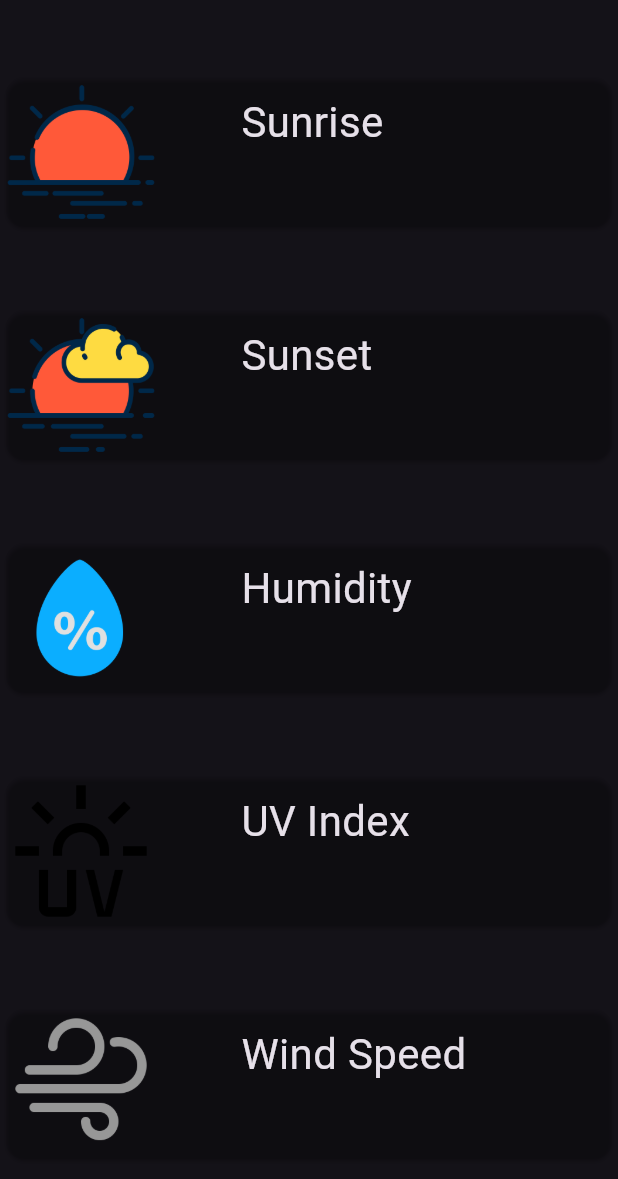
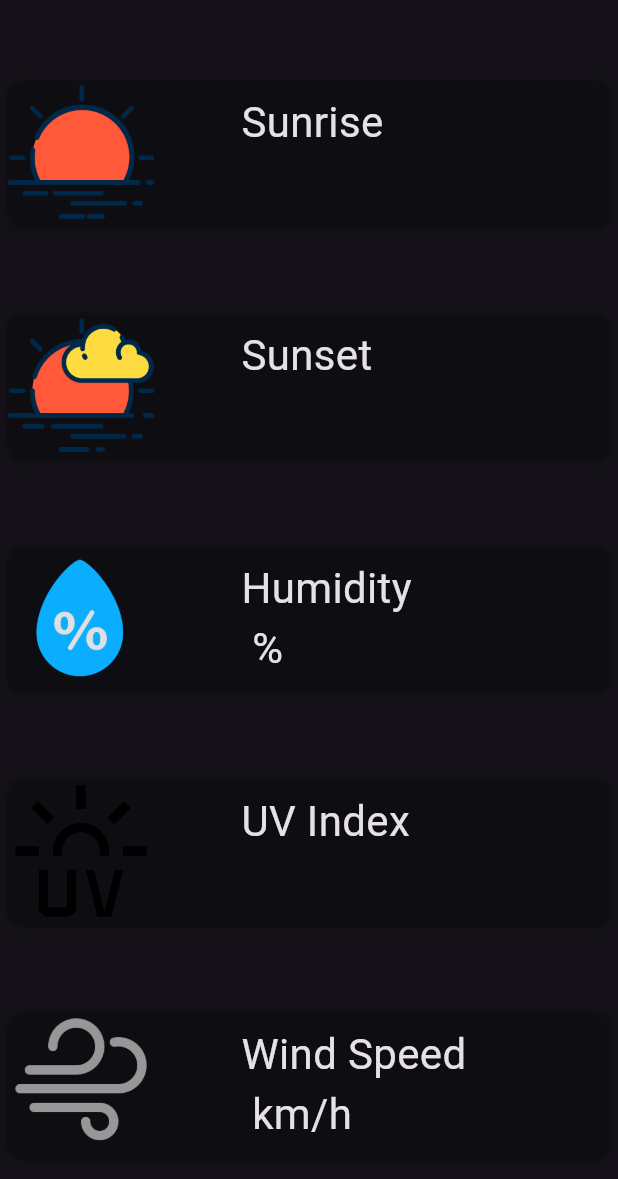
Before and after one commit to eraserpencilpen/weatherforecast, a Flutter app: the MiscPage widget shown alone on an empty page, opened directly with empty values, on a phone screen of 412 x 824 dp. Shown: the top 1179 px of the screen. Run offline on Flutter 3.47's test engine with Material 3 defaults, Android fonts, the phone set to English and light mode, and no system bars; our stand-ins replace geolocator, google_fonts; Roboto replaces fonts that are missing (Dosis).

Commit message:
Added units for some parameters

```diff
--- a/weather/lib/home.dart
+++ b/weather/lib/home.dart
@@ -583,6 +583,7 @@ class MiscPage extends StatelessWidget {
   String windSpeed;
   @override
   Widget build(BuildContext context) {
+
     return Column(
       mainAxisAlignment: MainAxisAlignment.spaceEvenly,
       crossAxisAlignment: CrossAxisAlignment.center,
@@ -591,13 +592,13 @@ class MiscPage extends StatelessWidget {
             iconPath: "sunrise.png", description: "Sunrise", data: sunrise),
         TileWidget(iconPath: "sunset.png", description: "Sunset", data: sunset),
         TileWidget(
-            iconPath: "humidity.png", description: "Humidity", data: humidity),
+            iconPath: "humidity.png", description: "Humidity", data: "$humidity %"),
         TileWidget(
             iconPath: "uvindex.png", description: "UV Index", data: uvIndex),
         TileWidget(
             iconPath: "wind_speed.png",
             description: "Wind Speed",
-            data: windSpeed)
+            data: "$windSpeed km/h")
       ],
     );
   }
```
